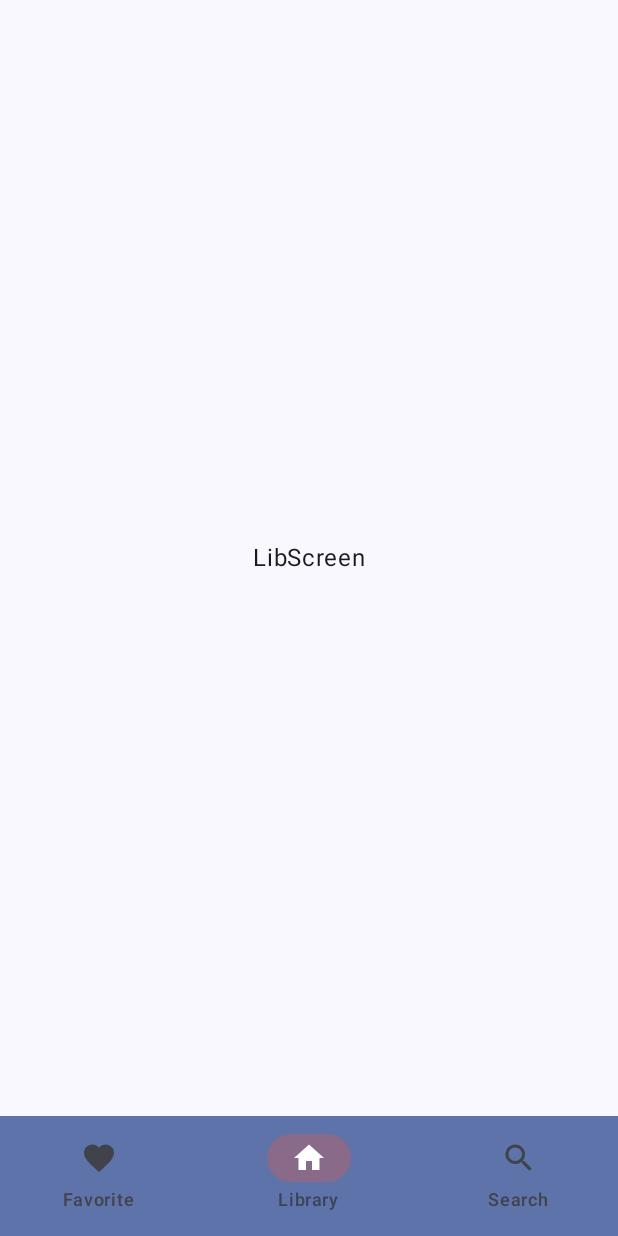
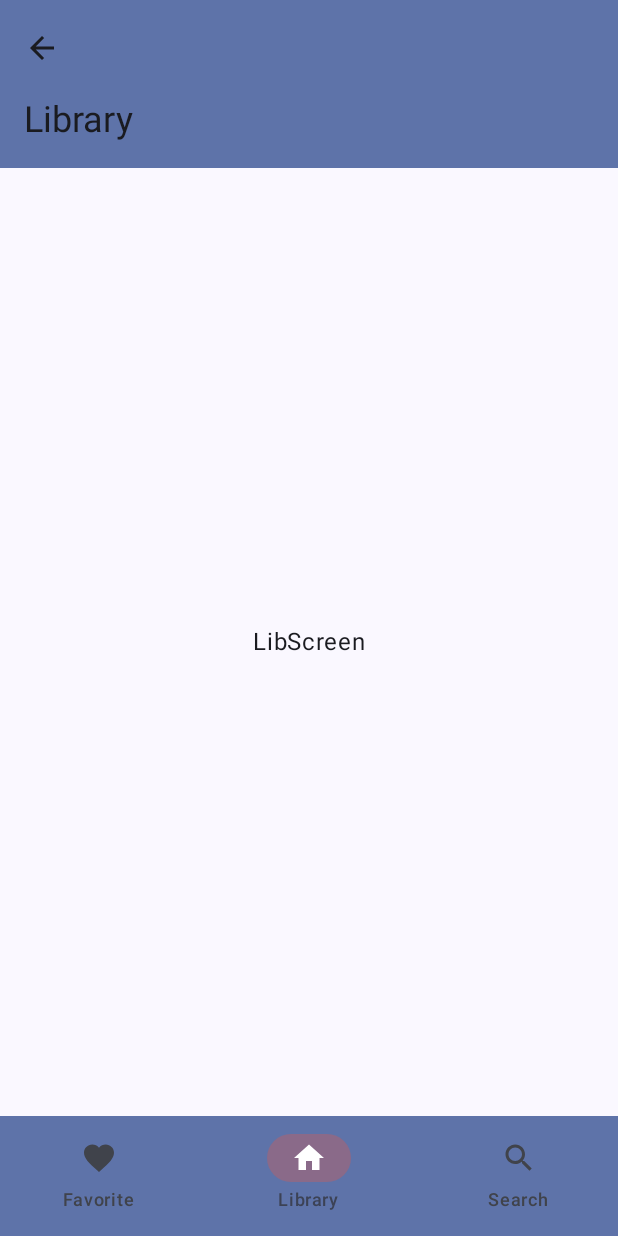
Before and after one commit to Shadi965/Apollonia-android, an Android app built with Jetpack Compose: the LibraryScreenRoute screen opened through its navigation route, on a phone screen of 412 x 824 dp. Run offline under Robolectric (Android 15) with nearby library versions, the phone set to English and light mode, and no system bars; our stand-ins replace Dagger/Hilt's generated code.

Commit message:
TopBar добавлен

```diff
--- a/app/src/main/java/songbird/apollo/presentation/ui/MainActivity.kt
+++ b/app/src/main/java/songbird/apollo/presentation/ui/MainActivity.kt
@@ -10,11 +10,14 @@ import androidx.compose.material3.Scaffold
 import androidx.compose.runtime.Composable
 import androidx.compose.runtime.CompositionLocalProvider
 import androidx.compose.ui.Modifier
+import androidx.navigation.NavDestination.Companion.hasRoute
 import androidx.navigation.compose.NavHost
 import androidx.navigation.compose.composable
+import androidx.navigation.compose.currentBackStackEntryAsState
 import androidx.navigation.compose.navigation
 import androidx.navigation.compose.rememberNavController
 import dagger.hilt.android.AndroidEntryPoint
+import songbird.apollo.R
 import songbird.apollo.presentation.ui.screens.FavoriteGraph
 import songbird.apollo.presentation.ui.screens.FavoriteGraph.FavoriteScreenRoute
 import songbird.apollo.presentation.ui.screens.LibraryGraph
@@ -26,6 +29,8 @@ import songbird.apollo.presentation.ui.screens.favorites.FavoritesScreen
 import songbird.apollo.presentation.ui.screens.library.LibraryScreen
 import songbird.apollo.presentation.ui.screens.scaffold.BottomNavBar
 import songbird.apollo.presentation.ui.screens.scaffold.MainTabs
+import songbird.apollo.presentation.ui.screens.scaffold.NavigateUpAction
+import songbird.apollo.presentation.ui.screens.scaffold.TopToolBar
 import songbird.apollo.presentation.ui.screens.search.SearchScreen
 import songbird.apollo.presentation.ui.theme.ApolloniaTheme
 
@@ -45,7 +50,27 @@ class MainActivity : ComponentActivity() {
 @Composable
 fun NavApp() {
     val navController = rememberNavController()
+    val currentBackStackEntry = navController.currentBackStackEntryAsState()
+    val destination = currentBackStackEntry.value?.destination
+    val topBarTitleRes = when {
+        destination?.hasRoute(FavoriteScreenRoute::class) == true -> R.string.favorite
+        destination?.hasRoute(LibraryScreenRoute::class) == true -> R.string.library
+        destination?.hasRoute(SearchScreenRoute::class) == true -> R.string.search
+        else -> R.string.app_name
+    }
     Scaffold(
+        topBar = {
+            TopToolBar(
+                navigateUp = if (navController.previousBackStackEntry == null) {
+                    NavigateUpAction.Hidden
+                } else {
+                    NavigateUpAction.Visible {
+                        navController.navigateUp()
+                    }
+                },
+                title = topBarTitleRes
+            )
+        },
         bottomBar = {
             BottomNavBar(
                 navController = navController,
--- /dev/null
+++ b/app/src/main/java/songbird/apollo/presentation/ui/screens/scaffold/TopToolBar.kt
@@ -0,0 +1,46 @@
+package songbird.apollo.presentation.ui.screens.scaffold
+
+import androidx.annotation.StringRes
+import androidx.compose.material.icons.Icons
+import androidx.compose.material.icons.automirrored.filled.ArrowBack
+import androidx.compose.material3.ExperimentalMaterial3Api
+import androidx.compose.material3.Icon
+import androidx.compose.material3.IconButton
+import androidx.compose.material3.MaterialTheme
+import androidx.compose.material3.MediumTopAppBar
+import androidx.compose.material3.Text
+import androidx.compose.material3.TopAppBarDefaults
+import androidx.compose.runtime.Composable
+import androidx.compose.ui.res.stringResource
+
+sealed class NavigateUpAction {
+    data object Hidden : NavigateUpAction()
+    data class Visible(
+        val onClick: () -> Unit
+    ): NavigateUpAction()
+}
+
+@OptIn(ExperimentalMaterial3Api::class)
+@Composable
+fun TopToolBar(
+    @StringRes title: Int,
+    navigateUp: NavigateUpAction
+) {
+    MediumTopAppBar(
+        title = { Text(text = stringResource(title)) },
+        navigationIcon = {
+            if (navigateUp is NavigateUpAction.Visible) {
+                IconButton(onClick = navigateUp.onClick) {
+                    Icon(
+                        imageVector = Icons.AutoMirrored.Filled.ArrowBack,
+                        // TODO: Добавить описание
+                        contentDescription = null
+                    )
+                }
+            }
+        },
+        colors = TopAppBarDefaults.largeTopAppBarColors(
+            containerColor = MaterialTheme.colorScheme.primaryContainer
+        )
+    )
+}
```
